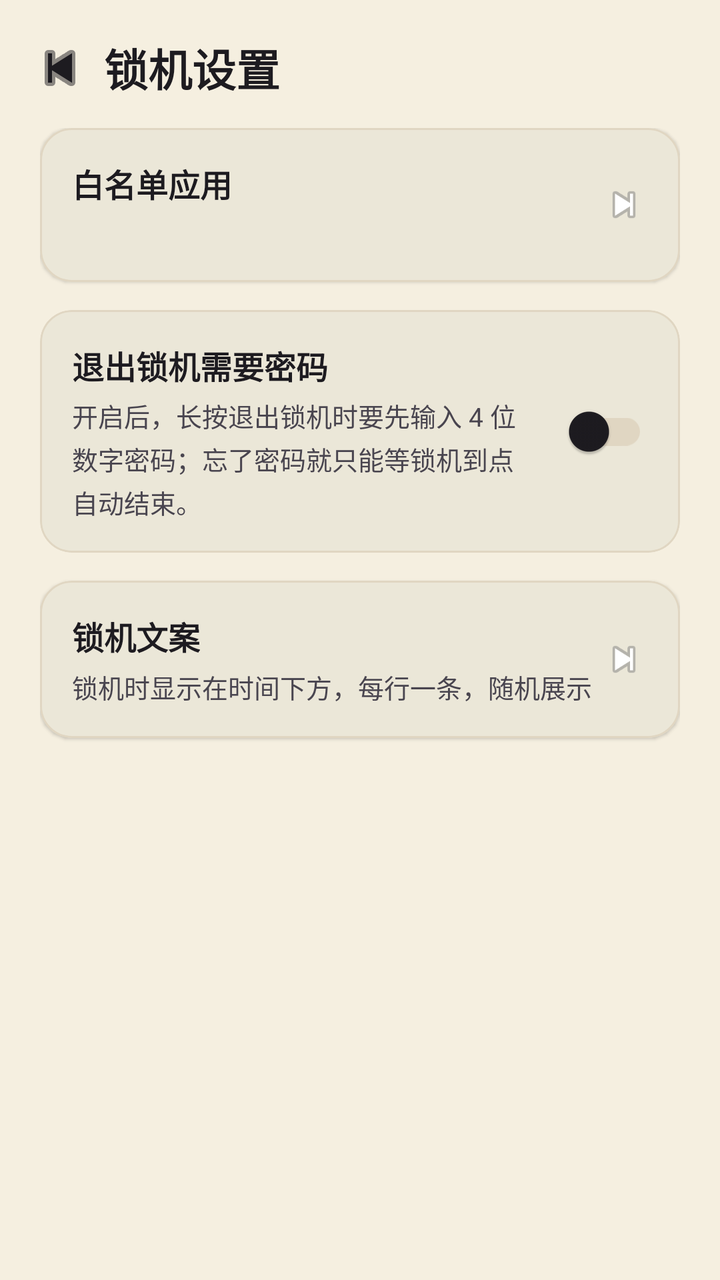
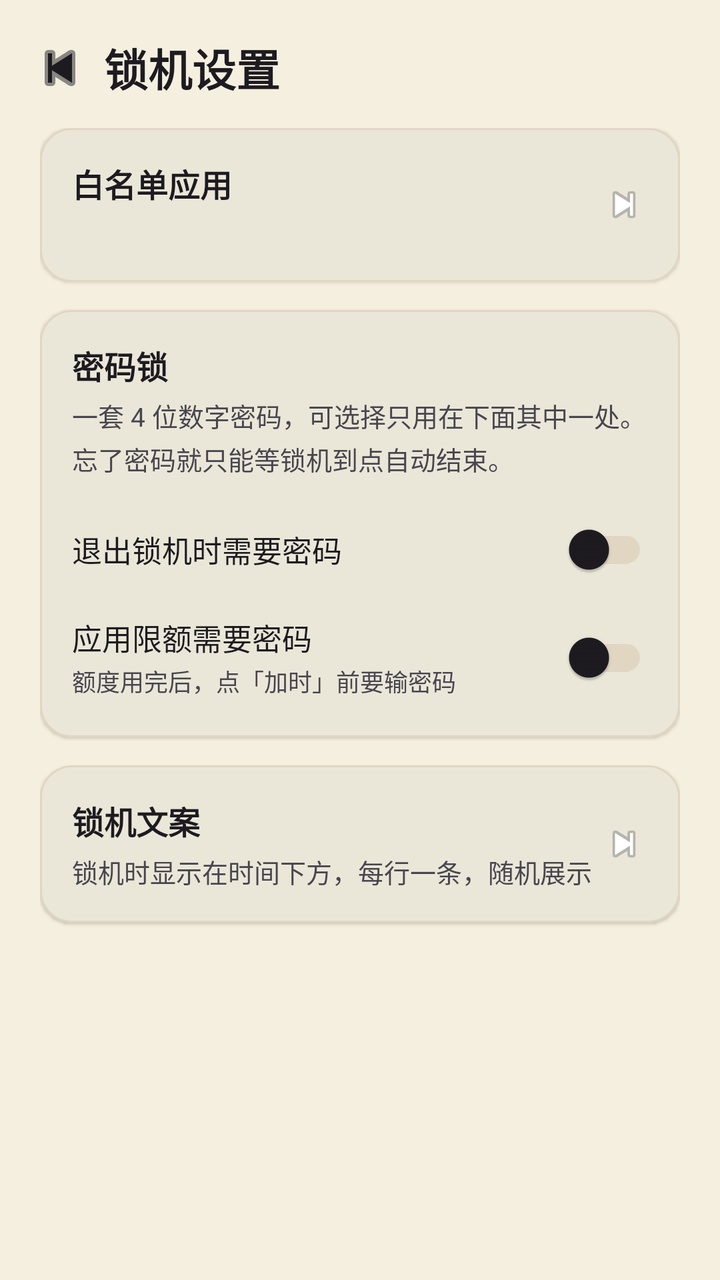

Two renders of the same Android screen: before a commit and after it. Below are the layout's source before the change and the commit's diff.
<!-- AndroidManifest.xml: application theme Theme.PomodoroFocus -->
<!-- res/layout/fragment_lock_settings.xml -->
<?xml version="1.0" encoding="utf-8"?>
<LinearLayout xmlns:android="http://schemas.android.com/apk/res/android"
    xmlns:app="http://schemas.android.com/apk/res-auto"
    android:layout_width="match_parent"
    android:layout_height="match_parent"
    android:background="?android:windowBackground"
    android:fitsSystemWindows="true"
    android:orientation="vertical">

    <LinearLayout
        android:layout_width="match_parent"
        android:layout_height="wrap_content"
        android:gravity="center_vertical"
        android:orientation="horizontal"
        android:paddingHorizontal="12dp"
        android:paddingTop="16dp"
        android:paddingBottom="12dp">

        <ImageButton
            android:id="@+id/lockSettingsBackButton"
            android:layout_width="36dp"
            android:layout_height="36dp"
            android:background="?attr/selectableItemBackgroundBorderless"
            android:contentDescription="@string/action_back"
            app:srcCompat="@android:drawable/ic_media_previous"
            app:tint="?attr/colorOnSurface" />

        <TextView
            android:layout_width="0dp"
            android:layout_height="wrap_content"
            android:layout_marginStart="4dp"
            android:layout_weight="1"
            android:text="@string/lock_settings_title"
            android:textColor="?attr/colorOnSurface"
            android:textSize="22sp"
            android:textStyle="bold" />
    </LinearLayout>

    <ScrollView
        android:layout_width="match_parent"
        android:layout_height="0dp"
        android:layout_weight="1"
        android:fillViewport="true">

        <LinearLayout
            android:layout_width="match_parent"
            android:layout_height="wrap_content"
            android:orientation="vertical"
            android:paddingHorizontal="20dp"
            android:paddingBottom="20dp">

            
            <com.google.android.material.card.MaterialCardView
                android:id="@+id/whitelistCard"
                android:layout_width="match_parent"
                android:layout_height="wrap_content"
                android:foreground="?attr/selectableItemBackground"
                app:cardCornerRadius="16dp"
                app:cardElevation="1dp"
                app:strokeColor="?attr/colorOutline"
                app:strokeWidth="1dp">

                <LinearLayout
                    android:layout_width="match_parent"
                    android:layout_height="wrap_content"
                    android:gravity="center_vertical"
                    android:orientation="horizontal"
                    android:padding="16dp">

                    <LinearLayout
                        android:layout_width="0dp"
                        android:layout_height="wrap_content"
                        android:layout_weight="1"
                        android:orientation="vertical">

                        <TextView
                            android:layout_width="wrap_content"
                            android:layout_height="wrap_content"
                            android:text="@string/lock_settings_whitelist_title"
                            android:textColor="?attr/colorOnSurface"
                            android:textSize="16sp"
                            android:textStyle="bold" />

                        <TextView
                            android:id="@+id/whitelistSummary"
                            android:layout_width="wrap_content"
                            android:layout_height="wrap_content"
                            android:layout_marginTop="4dp"
                            android:textColor="?attr/colorOnSurfaceVariant"
                            android:textSize="13sp" />
                    </LinearLayout>

                    <ImageView
                        android:layout_width="24dp"
                        android:layout_height="24dp"
                        android:contentDescription="@null"
                        app:srcCompat="@android:drawable/ic_media_next" />
                </LinearLayout>
            </com.google.android.material.card.MaterialCardView>

            
            <com.google.android.material.card.MaterialCardView
                android:id="@+id/pinCard"
                android:layout_width="match_parent"
                android:layout_height="wrap_content"
                android:layout_marginTop="14dp"
                app:cardCornerRadius="16dp"
                app:cardElevation="1dp"
                app:strokeColor="?attr/colorOutline"
                app:strokeWidth="1dp">

                <LinearLayout
                    android:layout_width="match_parent"
                    android:layout_height="wrap_content"
                    android:orientation="vertical"
                    android:padding="16dp">

                    <LinearLayout
                        android:layout_width="match_parent"
                        android:layout_height="wrap_content"
                        android:gravity="center_vertical"
                        android:orientation="horizontal">

                        <LinearLayout
                            android:layout_width="0dp"
                            android:layout_height="wrap_content"
                            android:layout_weight="1"
                            android:orientation="vertical">

                            <TextView
                                android:layout_width="wrap_content"
                                android:layout_height="wrap_content"
                                android:text="@string/lock_settings_pin_title"
                                android:textColor="?attr/colorOnSurface"
                                android:textSize="16sp"
                                android:textStyle="bold" />

                            <TextView
                                android:layout_width="match_parent"
                                android:layout_height="wrap_content"
                                android:layout_marginTop="4dp"
                                android:layout_marginEnd="10dp"
                                android:lineSpacingExtra="3dp"
                                android:text="@string/lock_settings_pin_desc"
                                android:textColor="?attr/colorOnSurfaceVariant"
                                android:textSize="13sp" />
                        </LinearLayout>

                        <androidx.appcompat.widget.SwitchCompat
                            android:id="@+id/exitPinSwitch"
                            android:layout_width="wrap_content"
                            android:layout_height="wrap_content" />
                    </LinearLayout>

                    
                    <LinearLayout
                        android:id="@+id/pinChangeRow"
                        android:layout_width="match_parent"
                        android:layout_height="44dp"
                        android:layout_marginTop="6dp"
                        android:background="?attr/selectableItemBackground"
                        android:clickable="true"
                        android:focusable="true"
                        android:gravity="center_vertical"
                        android:orientation="horizontal"
                        android:visibility="gone">

                        <TextView
                            android:layout_width="0dp"
                            android:layout_height="wrap_content"
                            android:layout_weight="1"
                            android:text="@string/lock_settings_pin_change"
                            android:textColor="?attr/colorBrandAccent"
                            android:textSize="14sp" />

                        <ImageView
                            android:layout_width="20dp"
                            android:layout_height="20dp"
                            android:contentDescription="@null"
                            app:srcCompat="@android:drawable/ic_media_next" />
                    </LinearLayout>
                </LinearLayout>
            </com.google.android.material.card.MaterialCardView>

            
            <com.google.android.material.card.MaterialCardView
                android:id="@+id/quoteCard"
                android:layout_width="match_parent"
                android:layout_height="wrap_content"
                android:layout_marginTop="14dp"
                android:foreground="?attr/selectableItemBackground"
                app:cardCornerRadius="16dp"
                app:cardElevation="1dp"
                app:strokeColor="?attr/colorOutline"
                app:strokeWidth="1dp">

                <LinearLayout
                    android:layout_width="match_parent"
                    android:layout_height="wrap_content"
                    android:gravity="center_vertical"
                    android:orientation="horizontal"
                    android:padding="16dp">

                    <LinearLayout
                        android:layout_width="0dp"
                        android:layout_height="wrap_content"
                        android:layout_weight="1"
                        android:orientation="vertical">

                        <TextView
                            android:layout_width="wrap_content"
                            android:layout_height="wrap_content"
                            android:text="@string/lock_settings_quotes_title"
                            android:textColor="?attr/colorOnSurface"
                            android:textSize="16sp"
                            android:textStyle="bold" />

                        <TextView
                            android:id="@+id/quoteSummary"
                            android:layout_width="match_parent"
                            android:layout_height="wrap_content"
                            android:layout_marginTop="4dp"
                            android:lineSpacingExtra="3dp"
                            android:text="@string/lock_settings_quotes_desc"
                            android:textColor="?attr/colorOnSurfaceVariant"
                            android:textSize="13sp" />
                    </LinearLayout>

                    <ImageView
                        android:layout_width="24dp"
                        android:layout_height="24dp"
                        android:contentDescription="@null"
                        app:srcCompat="@android:drawable/ic_media_next" />
                </LinearLayout>
            </com.google.android.material.card.MaterialCardView>
        </LinearLayout>
    </ScrollView>
</LinearLayout>
<!-- resources referenced by this layout -->
<resources>
  <string name="action_back">返回</string>
  <string name="lock_settings_pin_change">修改密码</string>
  <string name="lock_settings_pin_desc">开启后，长按退出锁机时要先输入 4 位数字密码；忘了密码就只能等锁机到点自动结束。</string>
  <string name="lock_settings_pin_title">退出锁机需要密码</string>
  <string name="lock_settings_quotes_desc">锁机时显示在时间下方，每行一条，随机展示</string>
  <string name="lock_settings_quotes_title">锁机文案</string>
  <string name="lock_settings_title">锁机设置</string>
  <string name="lock_settings_whitelist_title">白名单应用</string>
  <style name="Theme.PomodoroFocus" parent="Theme.Xian.Qinglv" />
  <color name="theme_qinglv_primary">#3B5B4E</color>
  <color name="theme_qinglv_primary_variant">#2A4238</color>
  <color name="theme_qinglv_primary_content">#3B5B4E</color>
  <color name="theme_qinglv_accent">#C9A961</color>
  <color name="theme_qinglv_surface">#F5EFE0</color>
  <color name="on_primary">#FFFFFF</color>
  <style name="Widget.Xian.Button" parent="Widget.Material3.Button">
          <item name="cornerRadius">14dp</item>
          <item name="backgroundTint">?attr/colorBrandSurface</item>
          <item name="rippleColor">@color/ripple</item>
          <item name="android:textColor">@color/on_primary</item>
          <item name="android:textSize">15sp</item>
          <item name="android:paddingVertical">11dp</item>
          <item name="elevation">0dp</item>
          <item name="android:stateListAnimator">@null</item>
      </style>
  <style name="Widget.Xian.EditText" parent="Widget.AppCompat.EditText">
          <item name="android:background">@drawable/bg_edittext</item>
          <item name="android:padding">12dp</item>
          <item name="android:textColor">@color/ink_text</item>
          <item name="android:textSize">15sp</item>
      </style>
  <style name="Theme.Xian.MaterialAlertDialog" parent="ThemeOverlay.Material3.MaterialAlertDialog">
          <item name="shapeAppearanceMediumComponent">@style/ShapeAppearance.Xian.Medium</item>
          <item name="android:windowAnimationStyle">@style/Animation.Xian.Dialog</item>
          <item name="buttonBarPositiveButtonStyle">@style/Widget.Xian.Button</item>
          <item name="buttonBarNegativeButtonStyle">@style/Widget.Xian.Button.Text</item>
      </style>
  <color name="divider">#E0D6C2</color>
  <!-- drawable bg_edittext (drawable) -->
  <?xml version="1.0" encoding="utf-8"?>
  <selector xmlns:android="http://schemas.android.com/apk/res/android">
      <item android:state_focused="true">
          <shape android:shape="rectangle">
              <corners android:radius="10dp" />
              <solid android:color="@color/card_background" />
              <stroke android:width="2dp" android:color="?attr/colorBrandContent" />
          </shape>
      </item>
      <item>
          <shape android:shape="rectangle">
              <corners android:radius="10dp" />
              <solid android:color="@color/card_background" />
              <stroke android:width="1dp" android:color="@color/nav_divider" />
          </shape>
      </item>
  </selector>
  <color name="ink_text">#2B2B2B</color>
  <style name="ShapeAppearance.Xian.Medium" parent="ShapeAppearance.Material3.Corner.ExtraLarge">
          <item name="cornerSize">18dp</item>
      </style>
  <style name="Animation.Xian.Dialog" parent="@android:style/Animation.Dialog">
          <item name="android:windowEnterAnimation">@anim/dialog_enter</item>
          <item name="android:windowExitAnimation">@anim/dialog_exit</item>
      </style>
  <style name="Widget.Xian.Button.Text" parent="Widget.Material3.Button.TextButton">
          <item name="cornerRadius">14dp</item>
          <item name="android:textColor">?attr/colorBrandContent</item>
          <item name="android:textSize">15sp</item>
      </style>
  <color name="card_background">#FFFFFF</color>
  <color name="nav_divider">#D8CDB8</color>
  <!-- unchanged entries left out for length: 2 -->
</resources>

<!-- the commit's change to res/layout/fragment_lock_settings.xml (unified diff, before → after) -->
@@ -115,39 +115,80 @@
                     android:orientation="vertical"
                     android:padding="16dp">
 
-                    <LinearLayout
-                        android:layout_width="match_parent"
-                        android:layout_height="wrap_content"
+                    <TextView
+                        android:layout_width="wrap_content"
+                        android:layout_height="wrap_content"
+                        android:text="@string/lock_settings_pin_title"
+                        android:textColor="?attr/colorOnSurface"
+                        android:textSize="16sp"
+                        android:textStyle="bold" />
+
+                    <TextView
+                        android:layout_width="match_parent"
+                        android:layout_height="wrap_content"
+                        android:layout_marginTop="4dp"
+                        android:lineSpacingExtra="3dp"
+                        android:text="@string/lock_settings_pin_desc"
+                        android:textColor="?attr/colorOnSurfaceVariant"
+                        android:textSize="13sp" />
+
+                    
+                    <LinearLayout
+                        android:layout_width="match_parent"
+                        android:layout_height="wrap_content"
+                        android:layout_marginTop="12dp"
                         android:gravity="center_vertical"
                         android:orientation="horizontal">
 
+                        <TextView
+                            android:layout_width="0dp"
+                            android:layout_height="wrap_content"
+                            android:layout_marginEnd="10dp"
+                            android:layout_weight="1"
+                            android:text="@string/lock_settings_pin_exit_title"
+                            android:textColor="?attr/colorOnSurface"
+                            android:textSize="15sp" />
+
+                        <androidx.appcompat.widget.SwitchCompat
+                            android:id="@+id/exitPinSwitch"
+                            android:layout_width="wrap_content"
+                            android:layout_height="wrap_content" />
+                    </LinearLayout>
+
+                    
+                    <LinearLayout
+                        android:layout_width="match_parent"
+                        android:layout_height="wrap_content"
+                        android:layout_marginTop="6dp"
+                        android:gravity="center_vertical"
+                        android:orientation="horizontal">
+
                         <LinearLayout
                             android:layout_width="0dp"
                             android:layout_height="wrap_content"
+                            android:layout_marginEnd="10dp"
                             android:layout_weight="1"
                             android:orientation="vertical">
 
                             <TextView
                                 android:layout_width="wrap_content"
                                 android:layout_height="wrap_content"
-                                android:text="@string/lock_settings_pin_title"
+                                android:text="@string/lock_settings_pin_app_limit_title"
                                 android:textColor="?attr/colorOnSurface"
-                                android:textSize="16sp"
-                                android:textStyle="bold" />
+                                android:textSize="15sp" />
 
                             <TextView
                                 android:layout_width="match_parent"
                                 android:layout_height="wrap_content"
-                                android:layout_marginTop="4dp"
-                                android:layout_marginEnd="10dp"
+                                android:layout_marginTop="2dp"
                                 android:lineSpacingExtra="3dp"
-                                android:text="@string/lock_settings_pin_desc"
+                                android:text="@string/lock_settings_pin_app_limit_desc"
                                 android:textColor="?attr/colorOnSurfaceVariant"
-                                android:textSize="13sp" />
+                                android:textSize="12sp" />
                         </LinearLayout>
 
                         <androidx.appcompat.widget.SwitchCompat
-                            android:id="@+id/exitPinSwitch"
+                            android:id="@+id/appLimitPinSwitch"
                             android:layout_width="wrap_content"
                             android:layout_height="wrap_content" />
                     </LinearLayout>
<!-- resource entries referenced after the edit -->
@@ -1,9 +1,12 @@
 <!-- resources referenced by this layout -->
 <resources>
   <string name="action_back">返回</string>
+  <string name="lock_settings_pin_app_limit_desc">额度用完后，点「加时」前要输密码</string>
+  <string name="lock_settings_pin_app_limit_title">应用限额需要密码</string>
   <string name="lock_settings_pin_change">修改密码</string>
-  <string name="lock_settings_pin_desc">开启后，长按退出锁机时要先输入 4 位数字密码；忘了密码就只能等锁机到点自动结束。</string>
-  <string name="lock_settings_pin_title">退出锁机需要密码</string>
+  <string name="lock_settings_pin_desc">一套 4 位数字密码，可选择只用在下面其中一处。忘了密码就只能等锁机到点自动结束。</string>
+  <string name="lock_settings_pin_exit_title">退出锁机时需要密码</string>
+  <string name="lock_settings_pin_title">密码锁</string>
   <string name="lock_settings_quotes_desc">锁机时显示在时间下方，每行一条，随机展示</string>
   <string name="lock_settings_quotes_title">锁机文案</string>
   <string name="lock_settings_title">锁机设置</string>
